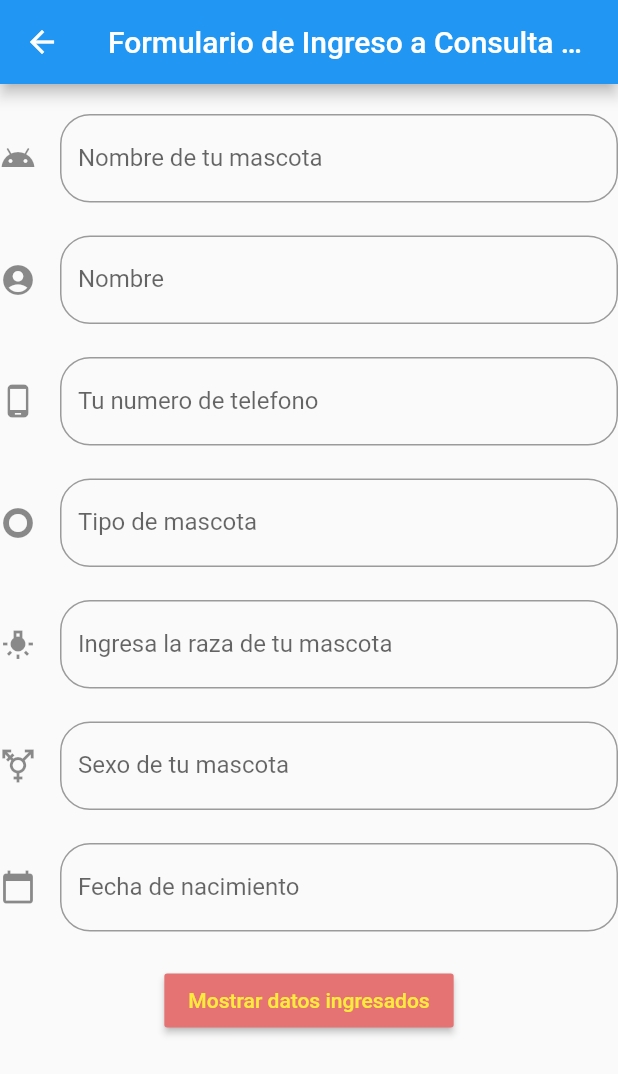
After one commit to mmelgar2022/Pre-Examen, a Flutter app: the Formulario screen opened by its route, on a phone screen of 412 x 824 dp. The commit adds this screen. Shown: the top 1074 px of the screen. Run offline on Flutter 3.47's test engine with Material 2 defaults, Android fonts, the phone set to English and light mode, and no system bars; missing offline and left inert: flutter_pin_code_fields, im_animations, loading.

Commit message:
Parcial Finalizado

```diff
--- a/data/menu_opts.json
+++ b/data/menu_opts.json
@@ -50,7 +50,13 @@
             "ruta" : "fotoanimada",
             "icon" : "pin",
             "texto": "Foto Animada"
+        },
+        {
+            "ruta" : "formulario",
+            "icon" : "",
+            "texto": "Formnulario Consulta Medica"
         }
+
 
     ]
 }
--- /dev/null
+++ b/lib/src/pages/forumulario_parcial.dart
@@ -0,0 +1,157 @@
+import 'package:flutter/material.dart';
+
+class Formulario extends StatefulWidget {
+  const Formulario();
+
+  @override
+  _FormularioState createState() => _FormularioState();
+}
+
+class _FormularioState extends State<Formulario> {
+  TextEditingController nombre_mascota_controller = TextEditingController();
+  TextEditingController nombre_propietario_controller = TextEditingController();
+  TextEditingController telefono_propietario_controller =
+      TextEditingController();
+  TextEditingController tipo_mascota_controller = TextEditingController();
+  TextEditingController raza_controller = TextEditingController();
+  TextEditingController sexo_controller = TextEditingController();
+  TextEditingController edad_de_mascota_controller = TextEditingController();
+  TextEditingController fecha_nacimiento_controller = TextEditingController();
+
+  String data = '';
+  @override
+  Widget build(BuildContext context) {
+    return Scaffold(
+      appBar: AppBar(
+        title: Text('Formulario de Ingreso a Consulta Medica'),
+      ),
+      body: SafeArea(
+        child: Container(
+          child: Column(
+            children: [
+              SizedBox(
+                height: 20,
+              ),
+              //Campo 1
+              TextField(
+                // autofocus: true,
+                controller: nombre_mascota_controller,
+                textCapitalization: TextCapitalization.sentences,
+                decoration: InputDecoration(
+                    border: OutlineInputBorder(
+                        borderRadius: BorderRadius.circular(20.0)),
+                    hintText: 'Como se llama tu mascota',
+                    labelText: 'Nombre de tu mascota',
+                    helperText: '',
+                    icon: Icon(Icons.android_outlined)),
+              ),
+
+              //Campo 2
+              TextField(
+                // autofocus: true,
+                controller: nombre_propietario_controller,
+                textCapitalization: TextCapitalization.sentences,
+                decoration: InputDecoration(
+                    border: OutlineInputBorder(
+                        borderRadius: BorderRadius.circular(20.0)),
+                    hintText: 'Nombre de la persona',
+                    labelText: 'Nombre',
+                    helperText: '',
+                    icon: Icon(Icons.account_circle)),
+              ),
+              //Campo 3
+              TextField(
+                // autofocus: true,
+                controller: telefono_propietario_controller,
+                textCapitalization: TextCapitalization.sentences,
+                decoration: InputDecoration(
+                    border: OutlineInputBorder(
+                        borderRadius: BorderRadius.circular(20.0)),
+                    hintText: 'A donde podemos llamarte +XXX XXXXXXXX',
+                    labelText: 'Tu numero de telefono',
+                    helperText: '',
+                    icon: Icon(Icons.phone_android)),
+              ),
+              //Campo 4
+              TextField(
+                // autofocus: true,
+                controller: tipo_mascota_controller,
+                textCapitalization: TextCapitalization.sentences,
+                decoration: InputDecoration(
+                    border: OutlineInputBorder(
+                        borderRadius: BorderRadius.circular(20.0)),
+                    hintText: 'Que tipo de mascota tienes',
+                    labelText: 'Tipo de mascota',
+                    helperText: '',
+                    icon: Icon(Icons.trip_origin_sharp )),
+              ),
+              //Campo 5
+              TextField(
+                // autofocus: true,
+                controller: raza_controller,
+                textCapitalization: TextCapitalization.sentences,
+                decoration: InputDecoration(
+                    border: OutlineInputBorder(
+                        borderRadius: BorderRadius.circular(20.0)),
+                    hintText: 'Que raza es tu mascota',
+                    labelText: 'Ingresa la raza de tu mascota',
+                    helperText: '',
+                    icon: Icon(Icons.tungsten)),
+              ),
+              //Campo 6
+              TextField(
+                // autofocus: true,
+                controller: sexo_controller,
+                textCapitalization: TextCapitalization.sentences,
+                decoration: InputDecoration(
+                    border: OutlineInputBorder(
+                        borderRadius: BorderRadius.circular(20.0)),
+                    hintText: 'Ingresa si es hembra o macho',
+                    labelText: 'Sexo de tu mascota',
+                    helperText: '',
+                    icon: Icon(Icons.transgender_sharp )),
+              ),
+              //Fecha de nacimiento
+              TextField(
+                enableInteractiveSelection: false,
+                controller: fecha_nacimiento_controller,
+                decoration: InputDecoration(
+                    border: OutlineInputBorder(
+                        borderRadius: BorderRadius.circular(20.0)),
+                    hintText: 'Ingresa en formato dd/mm/aaa',
+                    labelText: 'Fecha de nacimiento',
+                     helperText: '',
+                    icon: Icon(Icons.calendar_today,)),
+              ),
+
+              //Boton para mostrar datos
+              ElevatedButton(
+
+                style: raisedButtonStyle,
+                onPressed: () {
+                  setState(() {
+                    data =
+                        '${nombre_mascota_controller.text} - ${nombre_propietario_controller.text} - ${telefono_propietario_controller.text} \n\n ${raza_controller.text}- ${sexo_controller.text} - ${edad_de_mascota_controller.text} - ${fecha_nacimiento_controller.text}';
+                  });
+                },
+                child: Text('Mostrar datos ingresados'),
+              ),
+              Text(data),
+            ],
+          ),
+        ),
+      ),
+    );
+  }
+
+  final ButtonStyle raisedButtonStyle = ElevatedButton.styleFrom(
+    onPrimary: Colors.yellow,
+    primary: Colors.red[300],
+
+    minimumSize: Size(88, 36),
+    padding: EdgeInsets.symmetric(horizontal: 16),
+    shape: const RoundedRectangleBorder(
+      borderRadius: BorderRadius.all(Radius.circular(2)),
+    ),
+  );
+}
--- a/lib/src/pages/input_page.dart
+++ b/lib/src/pages/input_page.dart
@@ -8,10 +8,16 @@ class InputPage extends StatefulWidget {
 }
 
 class _InputPageState extends State<InputPage> {
+TextEditingController nombre_controller = TextEditingController();
+TextEditingController email_controller = TextEditingController();
+TextEditingController fecha_controller = TextEditingController();
+
+
 
   String _nombre = '';
   String _email  = '';
   String _fecha  = '';
+  String data  = '';
 
   String _opcionSeleccionada = 'Volar';
 
@@ -38,7 +44,20 @@ class _InputPageState extends State<InputPage> {
           Divider(),
           _crearDropdown(),
           Divider(),
-          _crearPersona()
+          _crearPersona(),
+          Divider(),
+          ElevatedButton(
+          onPressed: () {
+            setState(() {
+              data=nombre_controller.text;
+            });
+
+           },
+           child: Text('Looks like a RaisedButton'),
+),
+        Text(data),
+
+
         ],
       ),
     );
@@ -48,6 +67,7 @@ class _InputPageState extends State<InputPage> {
 
     return TextField(
       // autofocus: true,
+      controller: nombre_controller,
       textCapitalization: TextCapitalization.sentences,
       decoration: InputDecoration(
         border: OutlineInputBorder(
@@ -72,6 +92,7 @@ class _InputPageState extends State<InputPage> {
   Widget _crearEmail() {
 
     return TextField(
+      controller: email_controller,
       keyboardType: TextInputType.emailAddress,
       decoration: InputDecoration(
         border: OutlineInputBorder(
@@ -92,6 +113,7 @@ class _InputPageState extends State<InputPage> {
   Widget _crearPassword(){
 
      return TextField(
+       controller: fecha_controller,
       obscureText: true,
       decoration: InputDecoration(
         border: OutlineInputBorder(
--- a/lib/src/routes/routes.dart
+++ b/lib/src/routes/routes.dart
@@ -1,5 +1,6 @@
 import 'package:componentes/src/pages/Animation.dart';
 import 'package:componentes/src/pages/Pin_code.dart';
+import 'package:componentes/src/pages/forumulario_parcial.dart';
 import 'package:componentes/src/pages/foto_animacion.dart';
 import 'package:flutter/material.dart';
 
@@ -25,5 +26,6 @@ Map<String, WidgetBuilder> getApplicationRoutes() {
     'animation': (BuildContext context) => AnimationScreen(),
     'pincode': (BuildContext context) => pin_code(),
     'fotoanimada': (BuildContext context) => fotoanimada(),
+    'formulario': (BuildContext context) => Formulario(),
   };
 }
```
